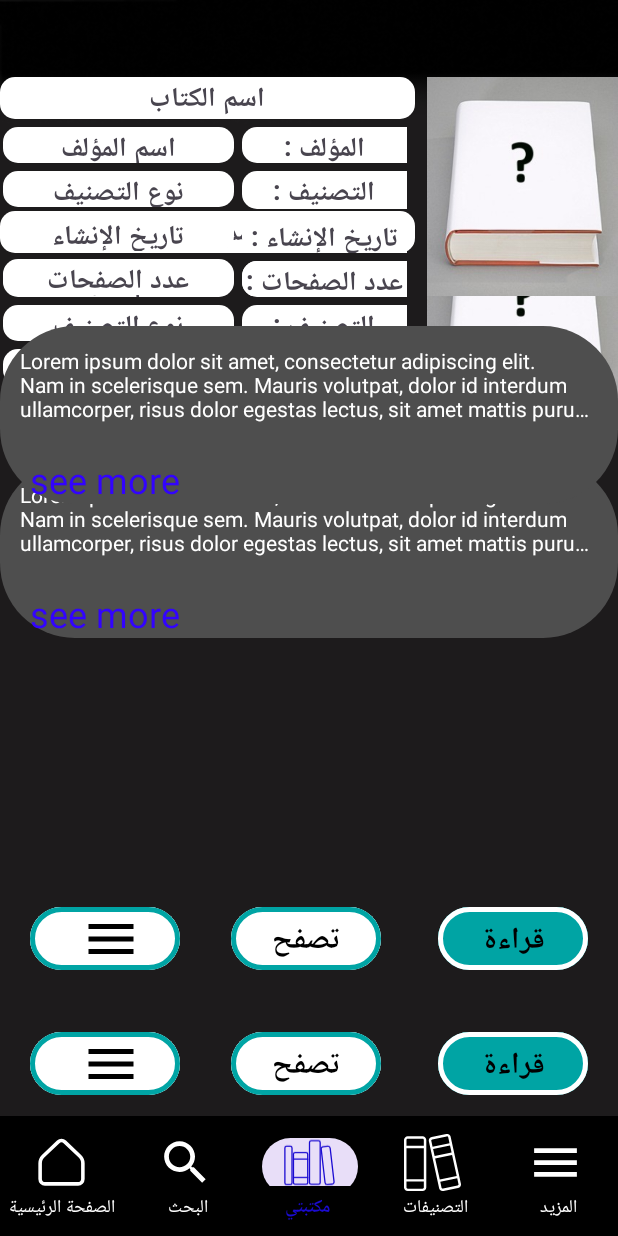
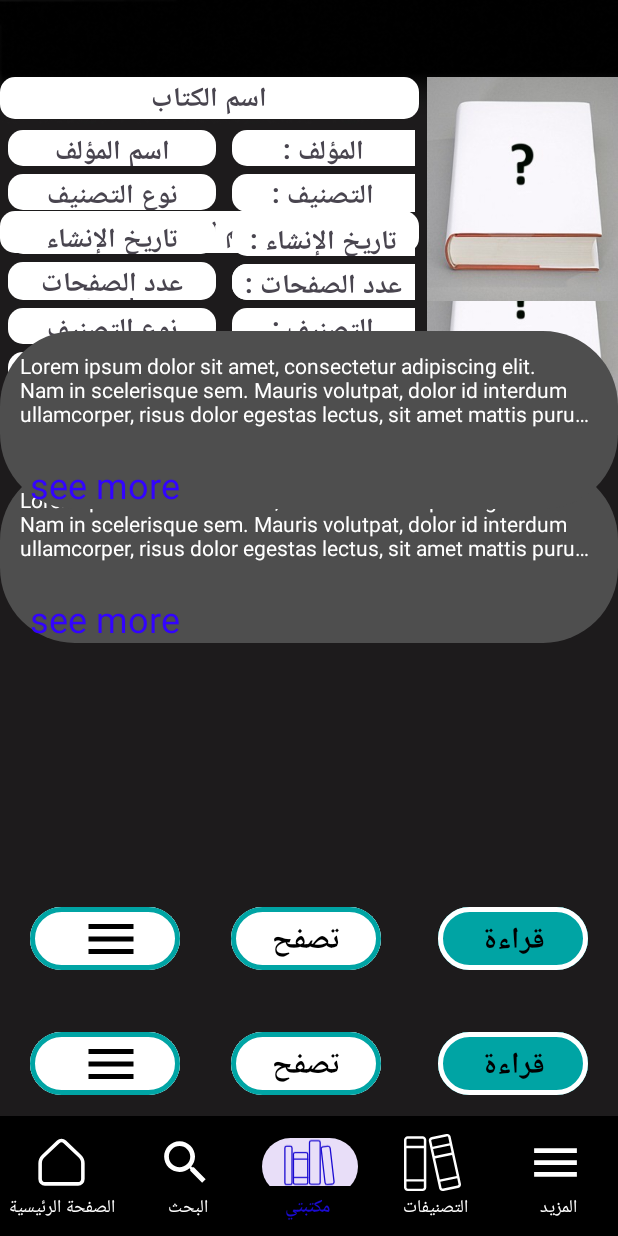
Before and after one commit to obada5Alghanim/a-h, an Android app: the fragment Book_Title_fragment placed in its activity, item 3 of the bottom bar chosen, on a phone screen of 412 x 824 dp. Run offline under Robolectric (Android 15) with nearby library versions, the phone set to English and light mode, and no system bars.

Commit message:
edit 3 fragment book

```diff
--- a/app/src/main/res/layout/fragment_book__title_fragment.xml
+++ b/app/src/main/res/layout/fragment_book__title_fragment.xml
@@ -83,56 +83,32 @@
     <RelativeLayout
         android:id="@+id/linearLayout"
         android:layout_width="match_parent"
-        android:layout_height="146dp"
+        android:layout_height="149dp"
         android:layout_alignParentTop="true"
         android:layout_alignParentEnd="true"
         android:layout_marginTop="51dp"
         android:layout_marginEnd="0dp">
 
         <androidx.constraintlayout.widget.ConstraintLayout
-            android:id="@+id/constraintLayout"
-            android:layout_width="276dp"
-            android:layout_height="152dp"
+            android:id="@+id/constraintLayout2"
+            android:layout_width="122dp"
+            android:layout_height="wrap_content"
             android:layout_alignParentStart="true"
             android:layout_alignParentTop="true"
-            android:layout_marginStart="0dp"
-            android:layout_marginLeft="0dp"
-            android:layout_marginTop="0dp"
-            android:layout_marginEnd="8dp"
-            android:layout_toStartOf="@+id/image_Book">
+            android:layout_alignParentBottom="true"
+            android:layout_marginStart="5dp"
+            android:layout_marginLeft="5dp"
+            android:layout_marginTop="35dp"
+            android:layout_marginEnd="5dp"
+            android:layout_marginBottom="0dp"
+            android:layout_toStartOf="@+id/constraintLayout"
+            app:layout_constraintBottom_toBottomOf="parent">
 
-            <TextView
-                android:id="@+id/BookName"
-                android:layout_width="0dp"
-                android:layout_height="28dp"
-                android:background="@drawable/radius2"
-                android:gravity="center"
-                android:text="اسم الكتاب"
-                android:textSize="18dp"
-                android:textStyle="bold"
-                app:layout_constraintEnd_toEndOf="parent"
-                app:layout_constraintStart_toStartOf="parent"
-                app:layout_constraintTop_toTopOf="parent" />
-
-            <TextView
-                android:id="@+id/Author"
-                android:layout_width="110dp"
-                android:layout_height="24dp"
-                android:layout_marginTop="5dp"
-                android:layout_marginEnd="5dp"
-                android:background="@drawable/radius3"
-                android:gravity="center|center_horizontal"
-                android:text="المؤلف :"
-                android:textSize="18dp"
-                android:textStyle="bold"
-                app:layout_constraintEnd_toEndOf="parent"
-                app:layout_constraintTop_toBottomOf="@+id/BookName" />
 
             <TextView
                 android:id="@+id/Author_Name"
                 android:layout_width="0dp"
                 android:layout_height="24dp"
-                android:layout_marginStart="2dp"
                 android:layout_marginTop="5dp"
                 android:layout_marginEnd="5dp"
                 android:background="@drawable/radius2"
@@ -140,15 +116,13 @@
                 android:text="اسم المؤلف"
                 android:textSize="18dp"
                 android:textStyle="bold"
-                app:layout_constraintEnd_toStartOf="@+id/Author"
-                app:layout_constraintStart_toStartOf="parent"
-                app:layout_constraintTop_toBottomOf="@+id/BookName" />
+                app:layout_constraintEnd_toEndOf="parent"
+                app:layout_constraintStart_toStartOf="parent" />
 
             <TextView
                 android:id="@+id/Classification_type"
                 android:layout_width="0dp"
                 android:layout_height="24dp"
-                android:layout_marginStart="2dp"
                 android:layout_marginTop="5dp"
                 android:layout_marginEnd="5dp"
                 android:background="@drawable/radius2"
@@ -156,29 +130,14 @@
                 android:text="نوع التصنيف"
                 android:textSize="18dp"
                 android:textStyle="bold"
-                app:layout_constraintEnd_toStartOf="@+id/Category"
+                app:layout_constraintEnd_toEndOf="parent"
                 app:layout_constraintStart_toStartOf="parent"
                 app:layout_constraintTop_toBottomOf="@+id/Author_Name" />
-
-            <TextView
-                android:id="@+id/Category"
-                android:layout_width="110dp"
-                android:layout_height="25dp"
-                android:layout_marginTop="5dp"
-                android:layout_marginEnd="5dp"
-                android:background="@drawable/radius3"
-                android:gravity="center|center_horizontal"
-                android:text="التصنيف :"
-                android:textSize="18dp"
-                android:textStyle="bold"
-                app:layout_constraintEnd_toEndOf="parent"
-                app:layout_constraintTop_toBottomOf="@+id/Author" />
 
             <TextView
                 android:id="@+id/Datecreated_data"
                 android:layout_width="0dp"
                 android:layout_height="24dp"
-                android:layout_marginStart="2dp"
                 android:layout_marginTop="5dp"
                 android:layout_marginEnd="5dp"
                 android:background="@drawable/radius2"
@@ -186,7 +145,7 @@
                 android:text="تاريخ الإنشاء"
                 android:textSize="18dp"
                 android:textStyle="bold"
-                app:layout_constraintEnd_toStartOf="@+id/DateCreated"
+                app:layout_constraintEnd_toEndOf="parent"
                 app:layout_constraintStart_toStartOf="parent"
                 app:layout_constraintTop_toBottomOf="@+id/Classification_type" />
 
@@ -194,7 +153,6 @@
                 android:id="@+id/numberOfPages_data"
                 android:layout_width="0dp"
                 android:layout_height="24dp"
-                android:layout_marginStart="2dp"
                 android:layout_marginTop="5dp"
                 android:layout_marginEnd="5dp"
                 android:background="@drawable/radius2"
@@ -202,30 +160,91 @@
                 android:text="عدد الصفحات"
                 android:textSize="18dp"
                 android:textStyle="bold"
-                app:layout_constraintEnd_toStartOf="@+id/numberOfPages"
+                app:layout_constraintEnd_toEndOf="parent"
                 app:layout_constraintStart_toStartOf="parent"
                 app:layout_constraintTop_toBottomOf="@+id/Datecreated_data" />
+        </androidx.constraintlayout.widget.ConstraintLayout>
+
+        <TextView
+            android:id="@+id/BookName"
+            android:layout_width="match_parent"
+            android:layout_height="28dp"
+            android:layout_alignParentStart="true"
+            android:layout_alignParentTop="true"
+            android:layout_marginStart="0dp"
+            android:layout_marginTop="0dp"
+            android:layout_marginEnd="5dp"
+            android:layout_toStartOf="@+id/image_Book"
+            android:background="@drawable/radius2"
+            android:gravity="center"
+            android:text="اسم الكتاب"
+            android:textSize="18dp"
+            android:textStyle="bold"
+            app:layout_constraintEnd_toEndOf="parent"
+            app:layout_constraintStart_toStartOf="parent"
+            app:layout_constraintTop_toTopOf="parent" />
+
+        <androidx.constraintlayout.widget.ConstraintLayout
+            android:id="@+id/constraintLayout"
+            android:layout_width="122dp"
+            android:layout_height="wrap_content"
+            android:layout_alignParentTop="true"
+            android:layout_alignParentBottom="true"
+            android:layout_marginLeft="0dp"
+            android:layout_marginTop="35dp"
+            android:layout_marginEnd="8dp"
+            android:layout_marginRight="0dp"
+            android:layout_marginBottom="0dp"
+            android:layout_toStartOf="@+id/image_Book">
+
+
+            <TextView
+                android:id="@+id/Author"
+                android:layout_width="0dp"
+                android:layout_height="24dp"
+                android:background="@drawable/radius3"
+                android:gravity="center|center_horizontal"
+                android:text="المؤلف :"
+                android:textSize="18dp"
+                android:textStyle="bold"
+                app:layout_constraintEnd_toEndOf="parent"
+                app:layout_constraintStart_toStartOf="parent"
+                tools:ignore="MissingConstraints" />
+
+            <TextView
+                android:id="@+id/Category"
+                android:layout_width="0dp"
+                android:layout_height="25dp"
+                android:layout_marginTop="5dp"
+                android:background="@drawable/radius3"
+                android:gravity="center|center_horizontal"
+                android:text="التصنيف :"
+                android:textSize="18dp"
+                android:textStyle="bold"
+                app:layout_constraintEnd_toEndOf="parent"
+                app:layout_constraintStart_toStartOf="parent"
+                app:layout_constraintTop_toBottomOf="@+id/Author" />
+
 
             <TextView
                 android:id="@+id/DateCreated"
-                android:layout_width="110dp"
+                android:layout_width="0dp"
                 android:layout_height="24dp"
                 android:layout_marginTop="5dp"
-                android:layout_marginEnd="5dp"
                 android:background="@drawable/radius3"
                 android:gravity="center|center_horizontal"
                 android:text="تاريخ الإنشاء :"
                 android:textSize="18dp"
                 android:textStyle="bold"
                 app:layout_constraintEnd_toEndOf="parent"
+                app:layout_constraintStart_toStartOf="parent"
                 app:layout_constraintTop_toBottomOf="@+id/Category" />
 
             <TextView
                 android:id="@+id/numberOfPages"
-                android:layout_width="110dp"
+                android:layout_width="0dp"
                 android:layout_height="24dp"
                 android:layout_marginTop="5dp"
-                android:layout_marginEnd="5dp"
                 android:background="@drawable/radius3"
                 android:gravity="center|center_horizontal"
                 android:text="عدد الصفحات :"
@@ -233,6 +252,7 @@
                 android:textStyle="bold"
                 app:cardCornerRadius="50dp"
                 app:layout_constraintEnd_toEndOf="parent"
+                app:layout_constraintStart_toStartOf="parent"
                 app:layout_constraintTop_toBottomOf="@+id/DateCreated" />
 
         </androidx.constraintlayout.widget.ConstraintLayout>
```
